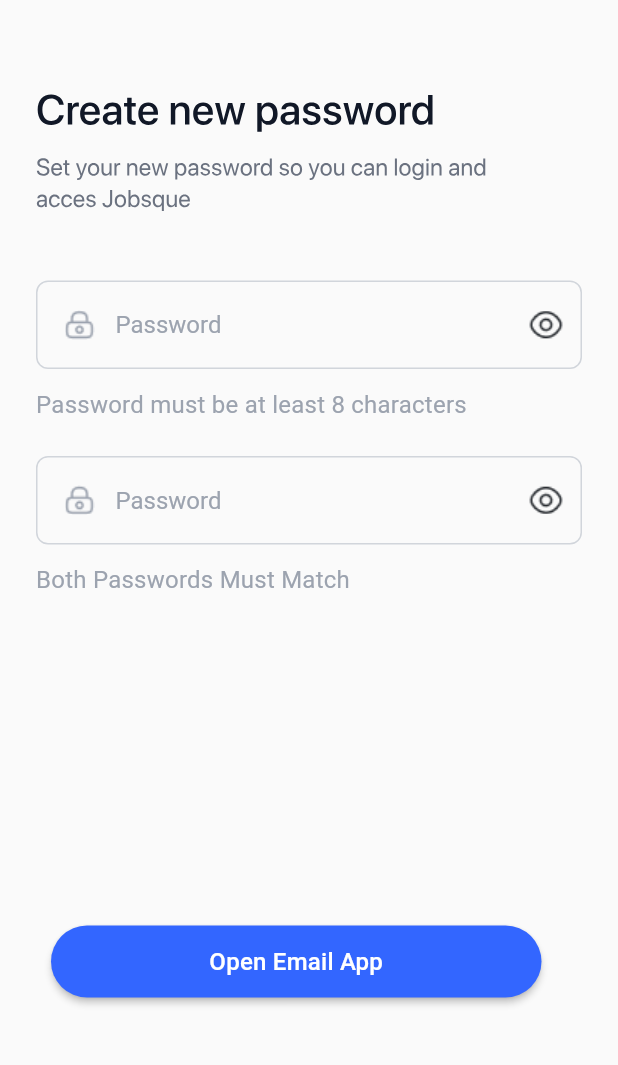
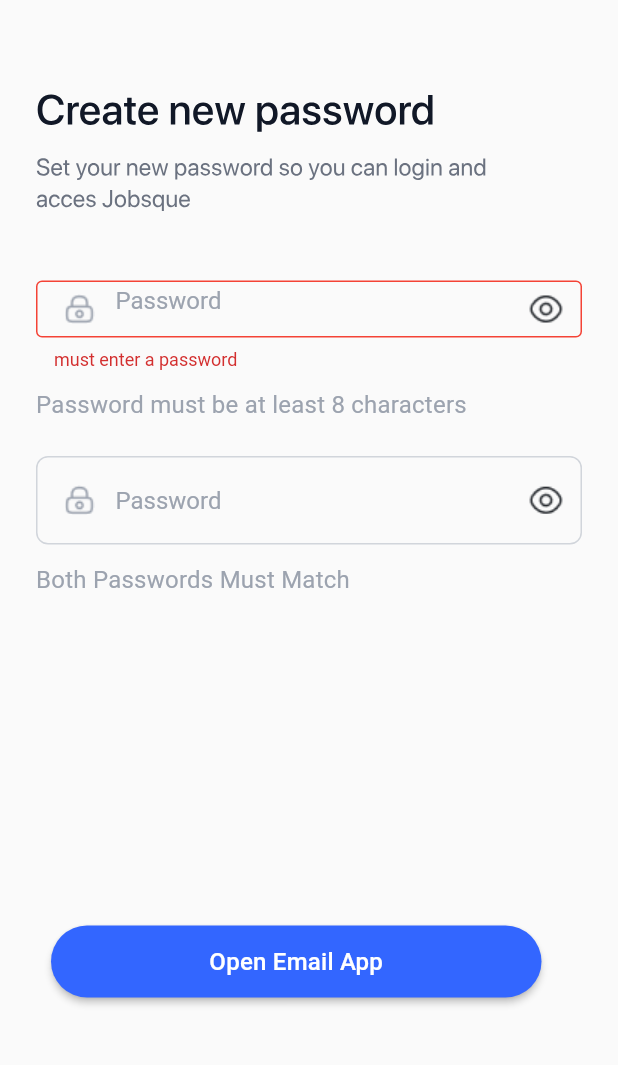
Before and after one commit to codingking02/jobsque_project, a Flutter app: the CreatePass screen opened directly, after a tap on "Open Email App", on a phone screen of 412 x 824 dp, the part 117-1182 px from its top. Run offline on Flutter 3.47's test engine with Material 2 defaults, Android fonts, the phone set to English and light mode, and no system bars; our stand-ins replace dio, dropdown_textfield, flutter_svg, mask_text_input_formatter, shared_preferences, smooth_page_indicator; accounts and stored records are empty; Roboto replaces fonts that are missing (SF Pro Display).

```diff
--- /dev/null
+++ b/lib/provider/passwordprovider.dart
@@ -0,0 +1,9 @@
+import 'package:flutter/material.dart';
+
+class PasswordProvider extends ChangeNotifier {
+  String _password = "";
+  String get password => _password;
+  void setpass(String accountpassword) {
+    _password = accountpassword;
+  }
+}
--- /dev/null
+++ b/lib/provider/tokenprovider.dart
@@ -0,0 +1,9 @@
+import 'package:flutter/material.dart';
+
+class TokenProvider extends ChangeNotifier {
+  String _token = "";
+  String get token => _token;
+  void settoken(String accounttoken) {
+    _token = accounttoken;
+  }
+}
--- a/lib/view/login/createpass.dart
+++ b/lib/view/login/createpass.dart
@@ -2,7 +2,10 @@
 
 import 'package:flutter/material.dart';
 import 'package:flutter_svg/svg.dart';
+import 'package:jobsque_amit_project/controllers/login_controller.dart';
+import 'package:jobsque_amit_project/provider/resetemailprovider.dart';
 import 'package:jobsque_amit_project/widgets/widgets.dart';
+import 'package:provider/provider.dart';
 
 class CreatePass extends StatefulWidget {
   const CreatePass({super.key});
@@ -12,6 +15,7 @@ class CreatePass extends StatefulWidget {
 }
 
 class _CreatePassState extends State<CreatePass> {
+  LoginConnection loginConnection = LoginConnection();
   TextEditingController passcontroller = TextEditingController();
   TextEditingController passcontroller2 = TextEditingController();
   GlobalKey<FormState> _formkey = GlobalKey<FormState>();
@@ -303,7 +307,14 @@ class _CreatePassState extends State<CreatePass> {
                         ),
                       ),
                     ),
-                    onPressed: () {},
+                    onPressed: () async {
+                      if (_formkey.currentState!.validate()) {
+                        await loginConnection.updatePassword(
+                          context.read<resetemailprovider>().resetemail,
+                          passcontroller2.text,
+                        );
+                      }
+                    },
                     child: Text(
                       'Open Email App',
                       textAlign: TextAlign.center,
--- a/lib/view/login/login.dart
+++ b/lib/view/login/login.dart
@@ -4,9 +4,11 @@ import 'package:flutter/material.dart';
 import 'package:flutter_svg/flutter_svg.dart';
 import 'package:jobsque_amit_project/controllers/login_controller.dart';
 import 'package:jobsque_amit_project/controllers/register_controller.dart';
+import 'package:jobsque_amit_project/provider/passwordprovider.dart';
 import 'package:jobsque_amit_project/view/home/homesearchscree.dart';
 import 'package:jobsque_amit_project/view/register/register_screen.dart';
 import 'package:jobsque_amit_project/widgets/widgets.dart';
+import 'package:provider/provider.dart';
 
 class LoginScreen extends StatefulWidget {
   LoginScreen({
@@ -394,6 +396,9 @@ class _LoginScreenState extends State<LoginScreen> {
                           },
                         ));
                       });
+                      print(
+                        context.read<PasswordProvider>().password,
+                      );
 
                       // Obtain shared preferences.
 
```
Also changed, not shown: lib/controllers/login_controller.dart (+43 -1 lines), lib/main.dart (+9 -6 lines), lib/view/login/forgotpass.dart (+9 -0 lines).
